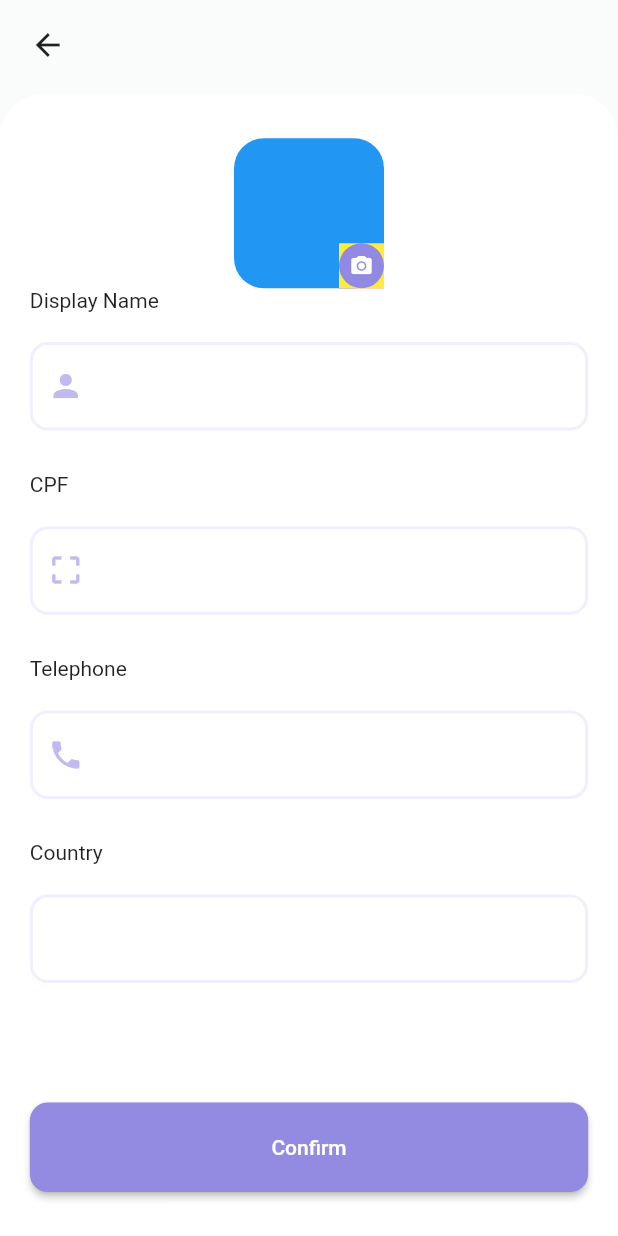
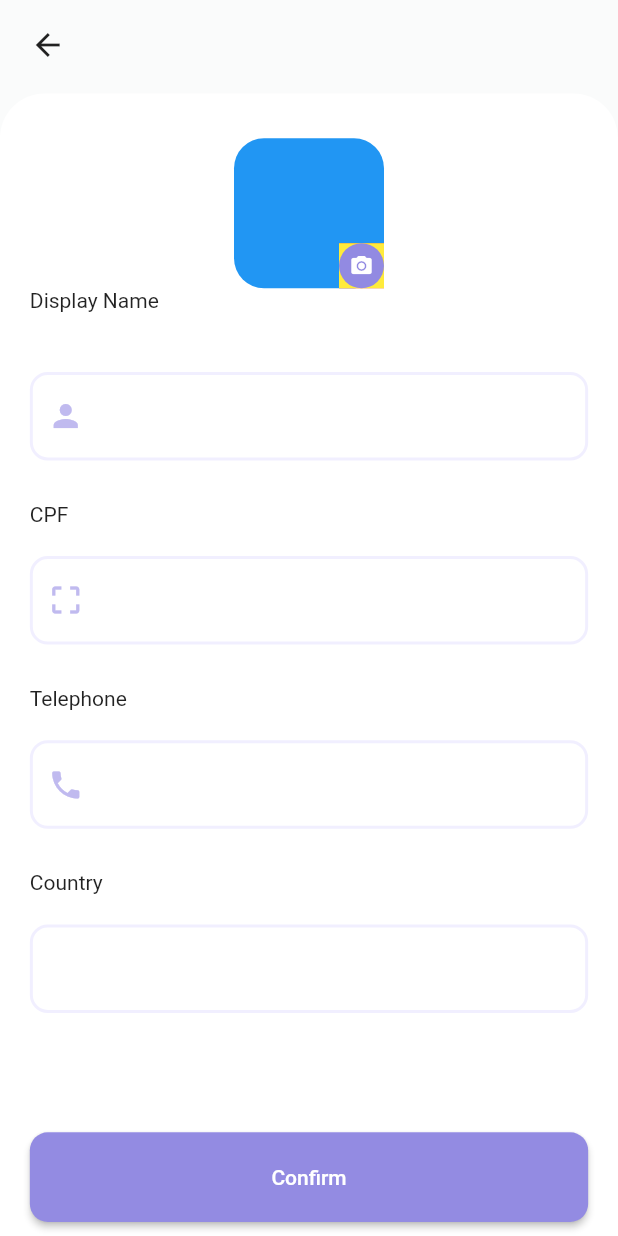
Before and after one commit to davidfffelix/desafio_3, a Flutter app: the LoginPage screen opened directly, scrolled down 129 dp, on a phone screen of 412 x 824 dp. Run offline on Flutter 3.47's test engine with Material 2 defaults, Android fonts, the phone set to English and light mode, and no system bars.

Commit message:
Adjust file names

```diff
--- a/lib/components/app_bar_widget.dart
+++ b/lib/components/app_bar_widget.dart
@@ -1,10 +1,11 @@
 import 'package:flutter/material.dart';
 import '../responsivity.dart';
-class PagesAppBarWidget extends StatelessWidget implements PreferredSizeWidget {
+
+class AppBarWidget extends StatelessWidget implements PreferredSizeWidget {
   final Color appBarColor;
   final Widget leading;
 
-  const PagesAppBarWidget({
+  const AppBarWidget({
     Key? key,
     required this.appBarColor,
     required this.leading,
--- a/lib/components/body_home_page_component.dart
+++ b/lib/components/body_home_widget.dart
@@ -4,8 +4,8 @@ import 'confirm_button_widget.dart';
 import 'custom_text_widget.dart';
 import 'text_field_widget.dart';
 
-class BodyHomePageComponent extends StatelessWidget {
-  const BodyHomePageComponent({
+class BodyHomeWidget extends StatelessWidget {
+  const BodyHomeWidget({
     Key? key,
     this.prefixIcon,
     this.suffixIcon,
--- a/lib/components/custom_text_widget.dart
+++ b/lib/components/custom_text_widget.dart
@@ -1,4 +1,3 @@
-// ignore_for_file: public_member_api_docs, sort_constructors_first
 import 'package:flutter/material.dart';
 
 class CustomTextWidget extends StatelessWidget {
--- a/lib/components/header_page_widget.dart
+++ b/lib/components/header_widget.dart
@@ -1,8 +1,8 @@
 import 'package:flutter/material.dart';
 import '../responsivity.dart';
 
-class HeaderPageComponent extends StatelessWidget {
-  const HeaderPageComponent({
+class HeaderWidget extends StatelessWidget {
+  const HeaderWidget({
     Key? key,
     required this.firstRow,
     required this.secondRow,
--- a/lib/components/text_field_widget.dart
+++ b/lib/components/text_field_widget.dart
@@ -1,6 +1,4 @@
-// ignore_for_file: public_member_api_docs, sort_constructors_first
 import 'package:flutter/material.dart';
-
 import '../responsivity.dart';
 
 class TextFieldWidget extends StatelessWidget {
--- a/lib/login_page/body_login_page.component.dart
+++ b/lib/login_page/body_login.widget.dart
@@ -1,10 +1,11 @@
 import 'package:flutter/material.dart';
 import '../components/confirm_button_widget.dart';
+import '../components/custom_text_widget.dart';
 import '../home/home_page.dart';
 import '../responsivity.dart';
 
-class BodyLoginPageComponent extends StatelessWidget {
-  const BodyLoginPageComponent({super.key});
+class BodyLoginWidget extends StatelessWidget {
+  const BodyLoginWidget({super.key});
 
   @override
   Widget build(BuildContext context) {
@@ -90,7 +91,12 @@ class BodyLoginPageComponent extends StatelessWidget {
               ),
             ],
           ),
-          const Text('Display Name'),
+          const CustomTextWidget(
+            title: 'Display Name',
+          ),
+          SizedBox(
+            height: Responsivity.automatic(20, mediaQueryData),
+          ),
           Padding(
             padding: EdgeInsets.only(
               top: Responsivity.automatic(20, mediaQueryData),
--- a/lib/login_page/login_page.dart
+++ b/lib/login_page/login_page.dart
@@ -1,8 +1,8 @@
 import 'package:flutter/material.dart';
 import '../components/app_bar_widget.dart';
 import '../home/home_page.dart';
-import 'body_login_page.component.dart';
-import '../components/header_page_widget.dart';
+import 'body_login.widget.dart';
+import '../components/header_widget.dart';
 
 class LoginPage extends StatelessWidget {
   const LoginPage({super.key});
@@ -12,7 +12,7 @@ class LoginPage extends StatelessWidget {
     return SafeArea(
       child: Scaffold(
         backgroundColor: const Color(0xffFAFBFB),
-        appBar: PagesAppBarWidget(
+        appBar: AppBarWidget(
           appBarColor: const Color(0xffFAFBFB),
           leading: GestureDetector(
             child: const Icon(
@@ -31,12 +31,12 @@ class LoginPage extends StatelessWidget {
           child: Column(
             crossAxisAlignment: CrossAxisAlignment.start,
             children: const [
-              HeaderPageComponent(
+              HeaderWidget(
                 firstRow: '😎 Setting up your',
                 secondRow: 'profile',
                 thirdRow: Text('Add your profile photo'),
               ),
-              BodyLoginPageComponent(),
+              BodyLoginWidget(),
             ],
           ),
         ),
```
Also changed, not shown: lib/home/home_page.dart (+5 -5 lines), lib/home/home_page_button_component.dart (deleted, +0 -30 lines), lib/login_page/bottom_login_widget.dart (renamed from lib/login_page/bottom_login_page_component.dart).
